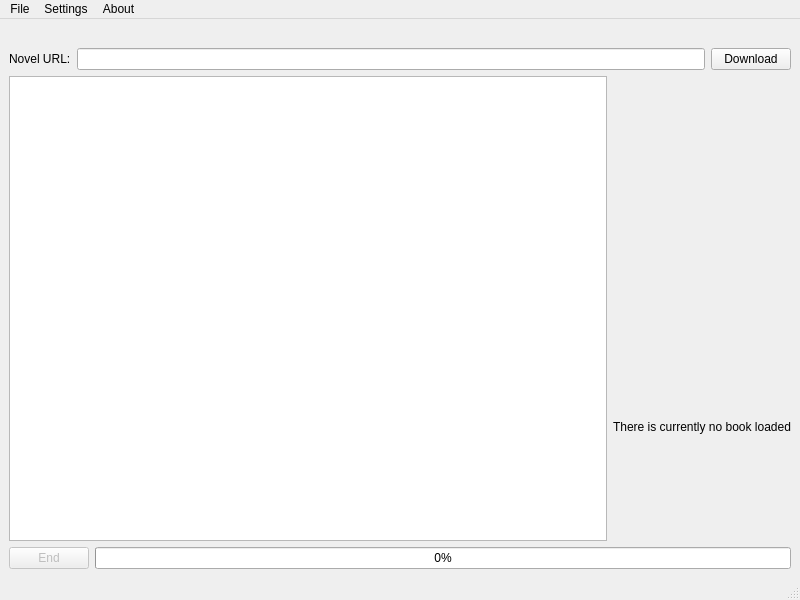
Qt form mainwindow.ui (insoPL/WuxiaDownloader) before a commit.
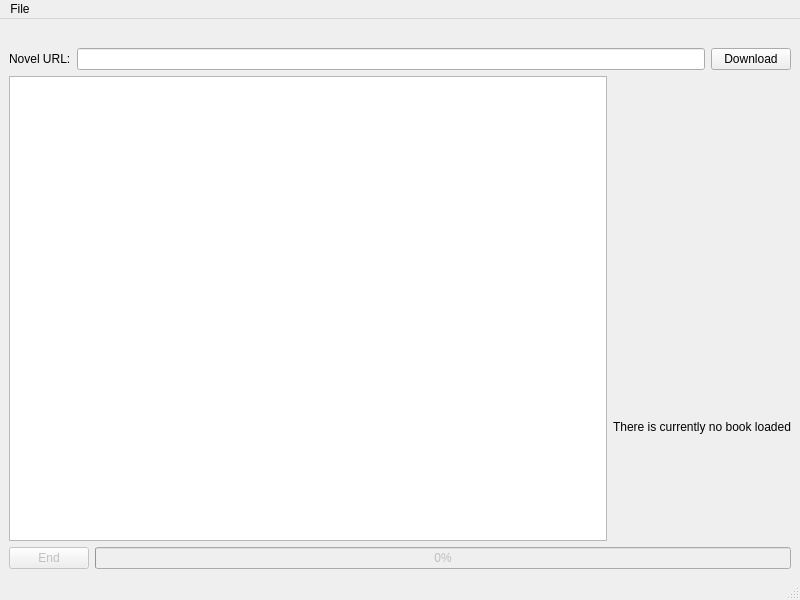
The same form after that commit. Icons and pictures are not drawn.

What changed in the file:
```diff
--- a/mainwindow.ui
+++ b/mainwindow.ui
@@ -1337,6 +1337,9 @@
       </item>
       <item>
        <widget class="QProgressBar" name="progress_bar">
+        <property name="enabled">
+         <bool>false</bool>
+        </property>
         <property name="value">
          <number>0</number>
         </property>
@@ -1364,19 +1367,7 @@
     <addaction name="actionopen_epub_file"/>
     <addaction name="actionExit"/>
    </widget>
-   <widget class="QMenu" name="menuSettings">
-    <property name="title">
-     <string>Settings</string>
-    </property>
-   </widget>
-   <widget class="QMenu" name="menuAbout">
-    <property name="title">
-     <string>About</string>
-    </property>
-   </widget>
    <addaction name="menuFile"/>
-   <addaction name="menuSettings"/>
-   <addaction name="menuAbout"/>
   </widget>
   <widget class="QStatusBar" name="statusbar"/>
   <action name="actionSave_as">
```
Left out of the diff: 26 changed lines with no effect on the pictures.
